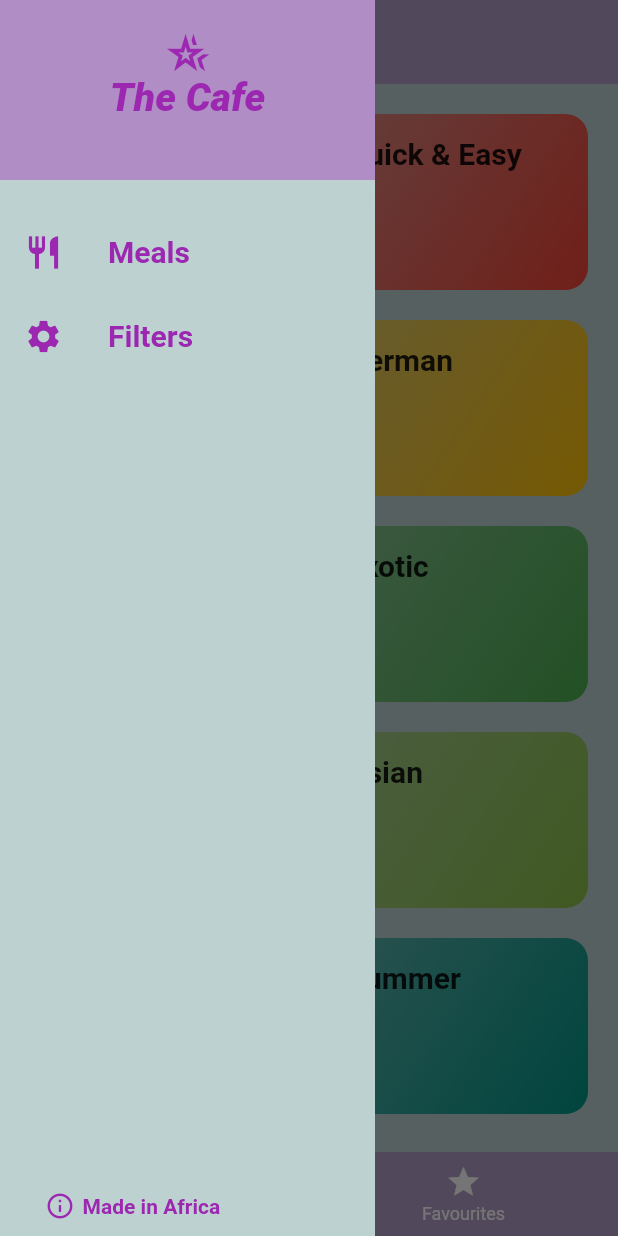
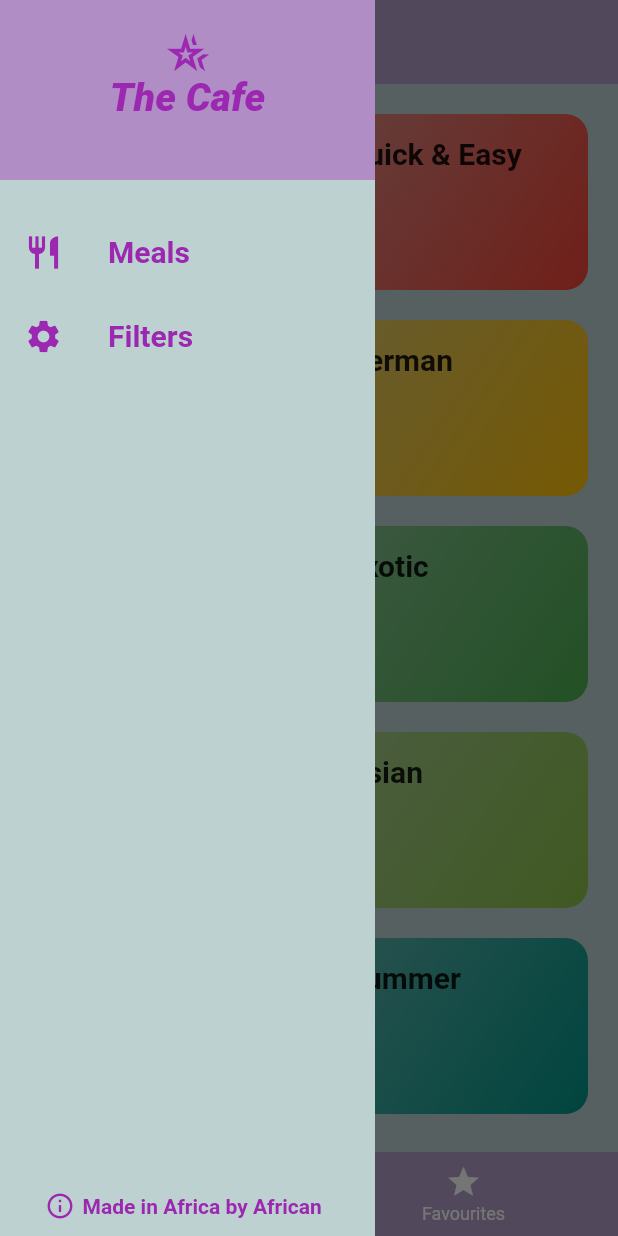
Before and after one commit to Bildad0/Flutter-Apps, a Flutter app: the screen it shows after launch, with the side drawer open, on a phone screen of 412 x 824 dp. Run offline on Flutter 3.47's test engine with Material 2 defaults, Android fonts, the phone set to English and light mode, and no system bars; our stand-ins replace flutter_dotenv; missing offline and left inert: mongo_dart.

Commit message:
updates and fixes

```diff
--- a/lib/MealApp/screens/category_meals_screen.dart
+++ b/lib/MealApp/screens/category_meals_screen.dart
@@ -45,7 +45,6 @@ class _CategoryMealScreenState extends State<CategoryMealScreen> {
         backgroundColor: Theme.of(context).primaryColor.withOpacity(0.3),
         foregroundColor: Theme.of(context).primaryColor,
         elevation: 0,
-        scrolledUnderElevation: 8,
         title: Text(
           categoryTitle,
           style: TextStyle(color: Theme.of(context).primaryColor),
--- a/lib/MealApp/screens/main_screen.dart
+++ b/lib/MealApp/screens/main_screen.dart
@@ -43,7 +43,6 @@ class _TabsScreenState extends State<TabsScreen> {
         foregroundColor: Theme.of(context).primaryColor,
         title: Text(_pages[_selectedPageIndex]['title'] as String),
         elevation: 0,
-        scrolledUnderElevation: 5,
       ),
       drawer: const MainDrawer(),
       body: _pages[_selectedPageIndex]['page'] as Widget,
--- a/lib/MealApp/screens/meal_detail_screen.dart
+++ b/lib/MealApp/screens/meal_detail_screen.dart
@@ -90,7 +90,6 @@ class _MealDetailScreenState extends State<MealDetailScreen> {
         elevation: 0,
         backgroundColor: Theme.of(context).primaryColor.withOpacity(0.3),
         foregroundColor: Theme.of(context).primaryColor,
-        scrolledUnderElevation: 8,
         title: Text(selectedMeal.title),
       ),
       body: SingleChildScrollView(
--- a/lib/MealApp/widgets/main_drawer.dart
+++ b/lib/MealApp/widgets/main_drawer.dart
@@ -133,7 +133,7 @@ class MainDrawer extends StatelessWidget {
           buildBottomContainer(
             context,
             Icons.info_outline_rounded,
-            "Made in Africa",
+            "Made in Africa by African",
           ),
         ],
       ),
```
Also changed, not shown: lib/MealApp/screens/filters_screen.dart (+12 -11 lines).
